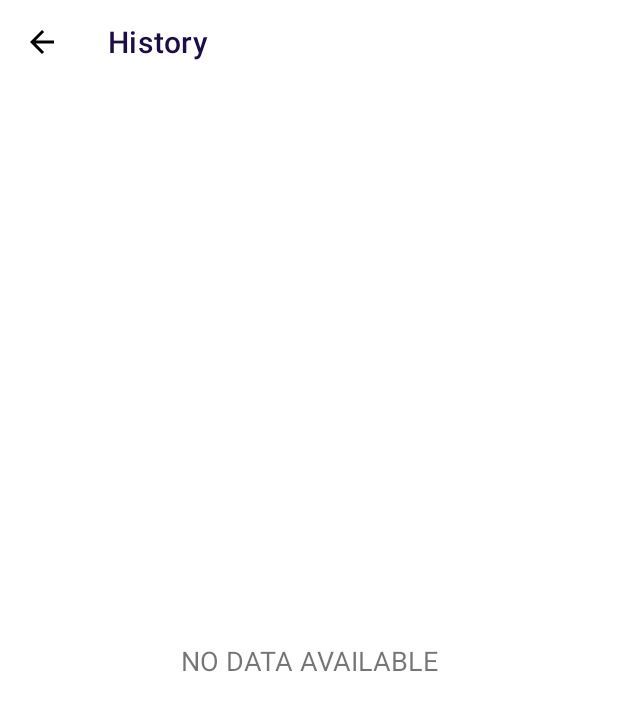
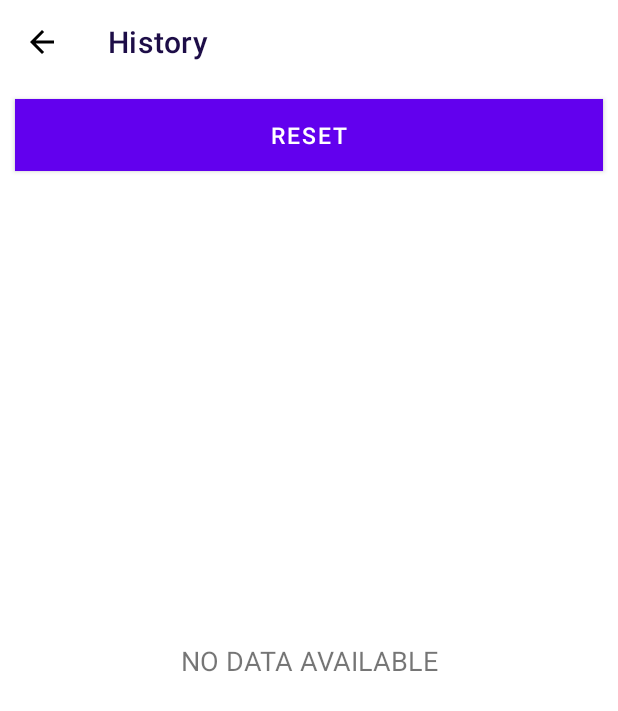
Before and after one commit to clamp1981/MySevenMinWorkOut, an Android app: the HistoryActivity screen opened directly, with no data from a screen before it, on a phone screen of 412 x 824 dp. Shown: the top 711 px of the screen. Run offline under Robolectric (Android 15) with nearby library versions, the phone set to English and light mode, and no system bars.

Commit message:
style : add reset button

```diff
--- a/app/src/main/res/layout/activity_history.xml
+++ b/app/src/main/res/layout/activity_history.xml
@@ -15,9 +15,18 @@
         app:titleTextColor="@color/toolbar_color"
         app:layout_constraintTop_toTopOf="parent"
        />
+    <Button
+        android:id="@+id/btnReset"
+        android:layout_width="match_parent"
+        android:layout_height="wrap_content"
+        app:layout_constraintTop_toBottomOf="@+id/toolbarHistory"
+        android:text = "RESET"
+        android:textSize="15sp"
+        android:layout_margin="10dp"
+        android:background="@color/main_color"/>
 
     <TextView
-        app:layout_constraintTop_toBottomOf="@+id/toolbarHistory"
+        app:layout_constraintTop_toBottomOf="@+id/btnReset"
         android:id="@+id/tvHistory"
         android:layout_width="match_parent"
         android:layout_height="wrap_content"
```
